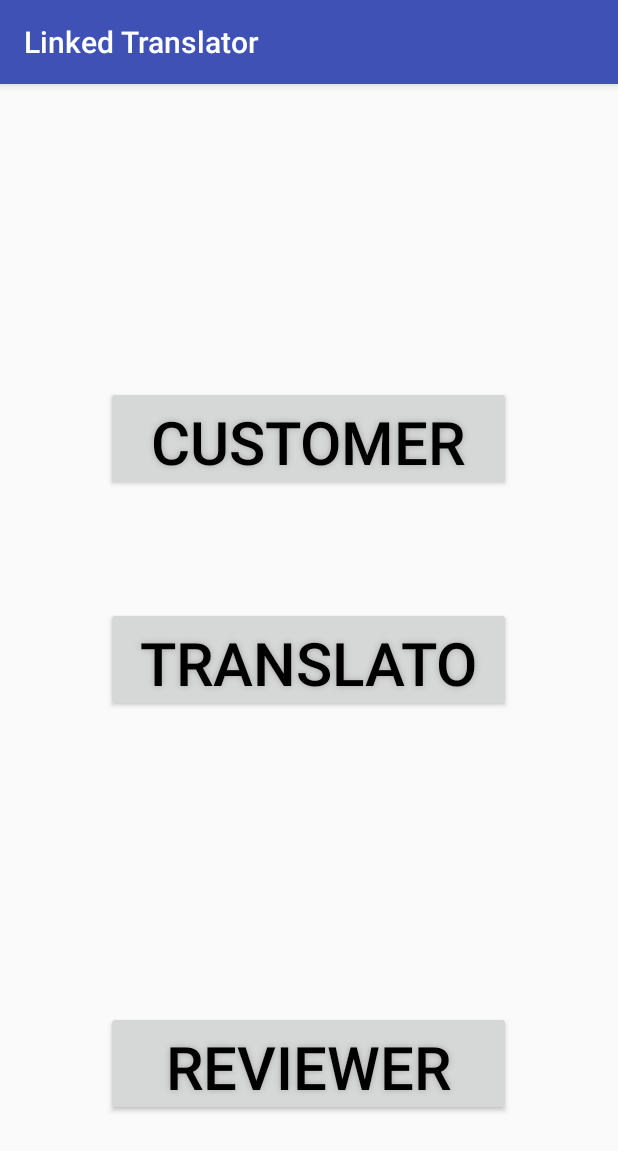
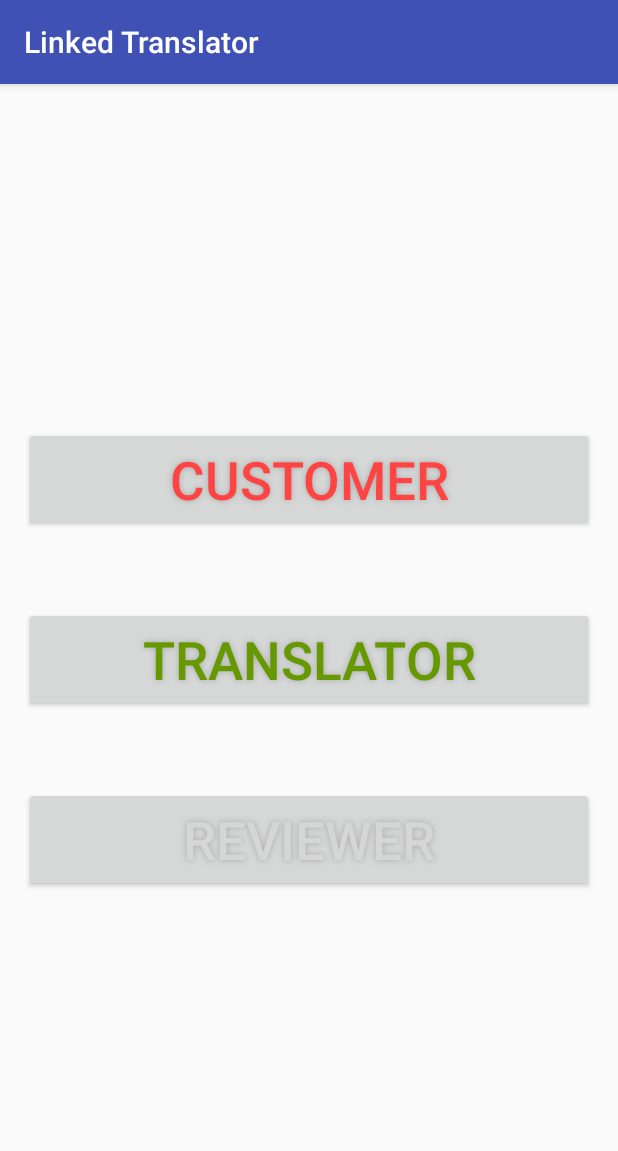
Before and after one commit to eska007/lts, an Android app: the SelectRegistration screen opened directly, with no data from a screen before it, on a phone screen of 412 x 824 dp. Shown: the top 1151 px of the screen. Run offline under Robolectric (Android 15) with nearby library versions, the phone set to English and light mode, and no system bars.

Commit message:
Fixed select registration layout
by evan.kim@kaist.ac.kr

```diff
--- a/app/src/main/res/layout/activity_select_registration.xml
+++ b/app/src/main/res/layout/activity_select_registration.xml
@@ -11,52 +11,53 @@
 
     <Button
         android:id="@+id/btn_customer"
-        android:layout_width="270dp"
+        android:layout_width="match_parent"
         android:layout_height="70dp"
         android:layout_above="@+id/btn_translator"
 
         android:layout_alignStart="@+id/btn_translator"
+        android:layout_centerInParent="true"
         android:layout_gravity="center_horizontal"
         android:shadowColor="#A8A8A8"
         android:shadowDx="0"
         android:shadowDy="0"
         android:shadowRadius="5"
         android:text="CUSTOMER"
-        android:textColor="@android:color/background_dark"
-        android:textSize="40sp" />
+        android:textColor="@android:color/holo_red_light"
+        android:textSize="35dp" />
 
     <Button
         android:id="@+id/btn_translator"
-        android:layout_width="270dp"
+        android:layout_width="match_parent"
         android:layout_height="70dp"
         android:layout_centerHorizontal="true"
 
         android:layout_centerVertical="true"
         android:layout_gravity="center_horizontal"
-        android:layout_marginTop="77dp"
+        android:layout_marginTop="50dp"
         android:shadowColor="#a8a8a8"
         android:shadowDx="0"
         android:shadowDy="0"
         android:shadowRadius="5"
         android:text="Translator"
-        android:textColor="@android:color/background_dark"
-        android:textSize="40sp" />
+        android:textColor="@android:color/holo_green_dark"
+        android:textSize="35dp" />
 
     <Button
         android:id="@+id/btn_reviewer"
-        android:layout_width="270dp"
+        android:layout_width="match_parent"
         android:layout_height="70dp"
-        android:layout_alignParentBottom="true"
-
-        android:layout_centerHorizontal="true"
+        android:layout_alignParentStart="true"
+        android:layout_below="@+id/btn_translator"
+        android:layout_centerInParent="true"
         android:layout_gravity="center_horizontal"
-        android:layout_marginBottom="64dp"
+        android:layout_marginTop="50dp"
         android:shadowColor="#A8A8A8"
         android:shadowDx="0"
         android:shadowDy="0"
         android:shadowRadius="5"
         android:text="REVIEWER"
-        android:textColor="@android:color/background_dark"
-        android:textSize="40sp" />
+        android:textColor="@color/com_facebook_button_send_background_color_pressed"
+        android:textSize="35dp" />
 
 </RelativeLayout>
```
